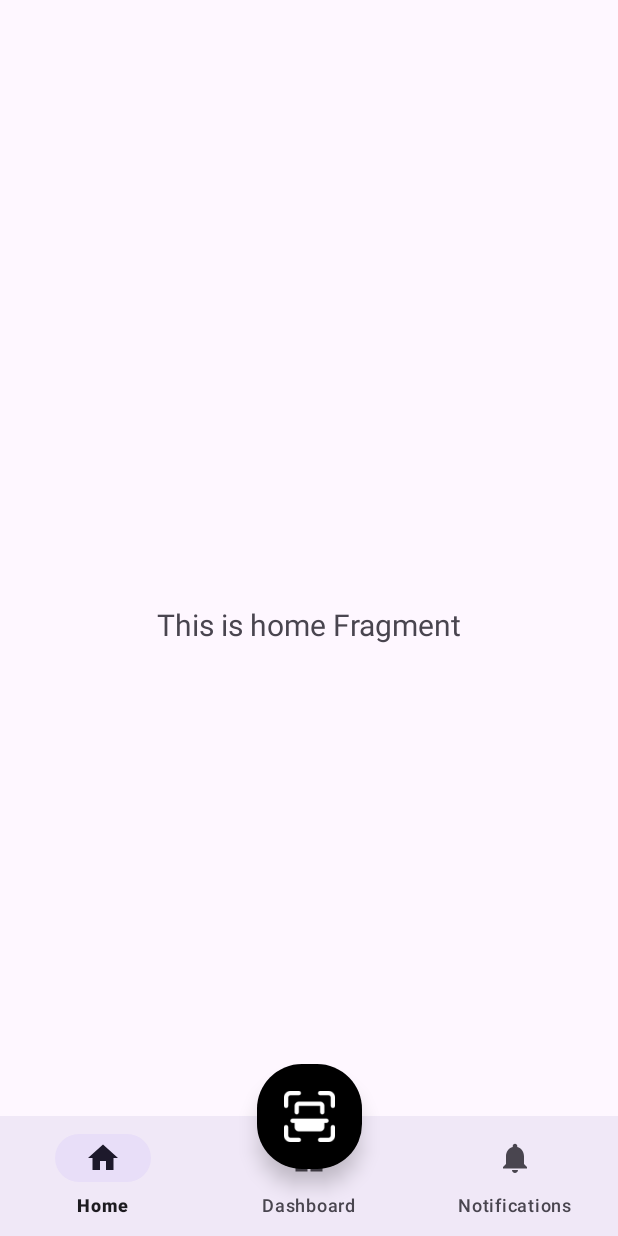
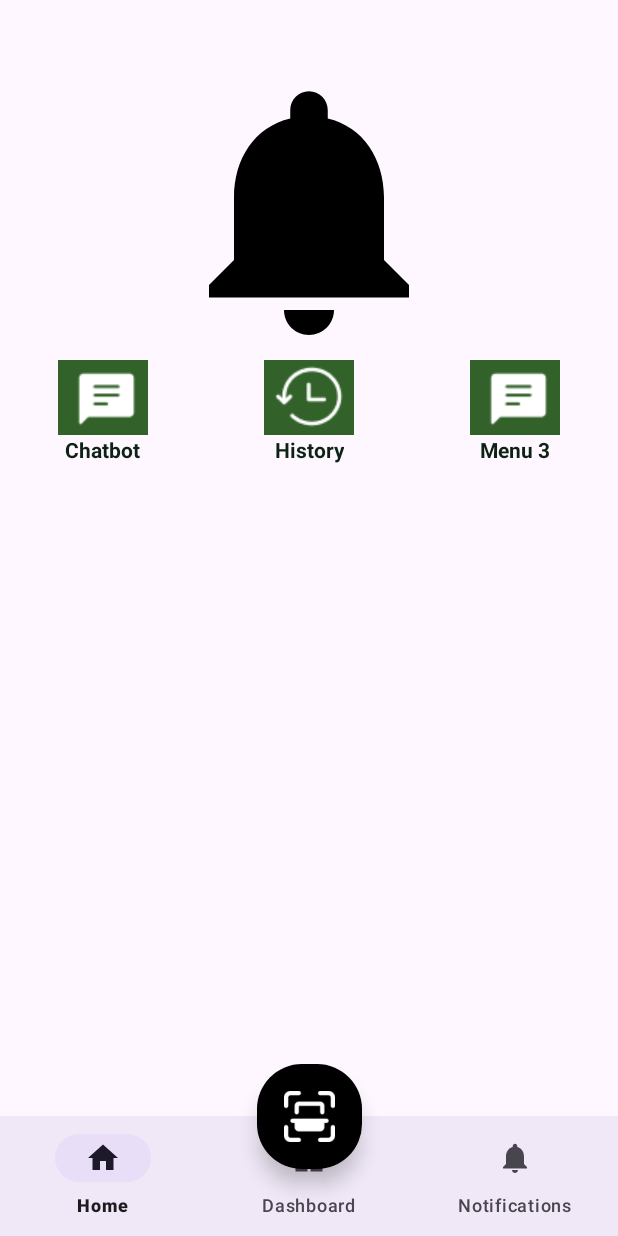
Before and after one commit to LokaFresh-Inventory/InventoryApp, an Android app: the HomeFragment screen opened directly, with no data from a screen before it, on a phone screen of 412 x 824 dp. Run offline under Robolectric (Android 15) with nearby library versions, the phone set to English and light mode, and no system bars; our stand-ins replace navigation-ui; 1 statement that could not run was skipped.

Commit message:
feat(home): add new menu in home page

```diff
--- a/app/src/main/java/com/lokatani/lokafreshinventory/ui/home/HomeFragment.kt
+++ b/app/src/main/java/com/lokatani/lokafreshinventory/ui/home/HomeFragment.kt
@@ -4,17 +4,12 @@ import android.os.Bundle
 import android.view.LayoutInflater
 import android.view.View
 import android.view.ViewGroup
-import android.widget.TextView
 import androidx.fragment.app.Fragment
-import androidx.lifecycle.ViewModelProvider
 import com.lokatani.lokafreshinventory.databinding.FragmentHomeBinding
 
 class HomeFragment : Fragment() {
 
     private var _binding: FragmentHomeBinding? = null
-
-    // This property is only valid between onCreateView and
-    // onDestroyView.
     private val binding get() = _binding!!
 
     override fun onCreateView(
@@ -22,17 +17,8 @@ class HomeFragment : Fragment() {
         container: ViewGroup?,
         savedInstanceState: Bundle?
     ): View {
-        val homeViewModel =
-            ViewModelProvider(this).get(HomeViewModel::class.java)
-
         _binding = FragmentHomeBinding.inflate(inflater, container, false)
-        val root: View = binding.root
-
-        val textView: TextView = binding.textHome
-        homeViewModel.text.observe(viewLifecycleOwner) {
-            textView.text = it
-        }
-        return root
+        return binding.root
     }
 
     override fun onDestroyView() {
--- a/app/src/main/java/com/lokatani/lokafreshinventory/ui/home/HomeViewModel.kt
+++ b/app/src/main/java/com/lokatani/lokafreshinventory/ui/home/HomeViewModel.kt
@@ -6,8 +6,8 @@ import androidx.lifecycle.ViewModel
 
 class HomeViewModel : ViewModel() {
 
-    private val _text = MutableLiveData<String>().apply {
-        value = "This is home Fragment"
-    }
-    val text: LiveData<String> = _text
+//    private val _text = MutableLiveData<String>().apply {
+//        value = "This is home Fragment"
+//    }
+//    val text: LiveData<String> = _text
 }
--- a/app/src/main/res/layout/fragment_home.xml
+++ b/app/src/main/res/layout/fragment_home.xml
@@ -1,22 +1,115 @@
 <?xml version="1.0" encoding="utf-8"?>
-<androidx.constraintlayout.widget.ConstraintLayout xmlns:android="http://schemas.android.com/apk/res/android"
-    xmlns:app="http://schemas.android.com/apk/res-auto"
-    xmlns:tools="http://schemas.android.com/tools"
+<ScrollView xmlns:android="http://schemas.android.com/apk/res/android"
     android:layout_width="match_parent"
     android:layout_height="match_parent"
-    tools:context=".ui.home.HomeFragment">
+    xmlns:tools="http://schemas.android.com/tools"
+    xmlns:app="http://schemas.android.com/apk/res-auto">
 
-    <TextView
-        android:id="@+id/text_home"
+    <LinearLayout
         android:layout_width="match_parent"
         android:layout_height="wrap_content"
-        android:layout_marginStart="8dp"
-        android:layout_marginTop="8dp"
-        android:layout_marginEnd="8dp"
-        android:textAlignment="center"
-        android:textSize="20sp"
-        app:layout_constraintBottom_toBottomOf="parent"
-        app:layout_constraintEnd_toEndOf="parent"
-        app:layout_constraintStart_toStartOf="parent"
-        app:layout_constraintTop_toTopOf="parent" />
-</androidx.constraintlayout.widget.ConstraintLayout>
+        android:orientation="vertical"
+        android:gravity="center">
+
+        <ImageView
+            android:id="@+id/imageslide"
+            android:layout_width="200dp"
+            android:layout_height="200dp"
+            android:src="@drawable/ic_notifications_black_24dp"
+            android:layout_marginTop="40dp" />
+
+        <LinearLayout
+            android:layout_width="match_parent"
+            android:layout_height="wrap_content"
+            android:orientation="horizontal"
+            android:gravity="center">
+
+            <LinearLayout
+                android:id="@+id/menu_view"
+                android:layout_width="match_parent"
+                android:layout_height="wrap_content"
+                android:gravity="center"
+                android:orientation="horizontal">
+
+                <LinearLayout
+                    android:layout_width="wrap_content"
+                    android:layout_height="wrap_content"
+                    android:gravity="center"
+                    android:layout_weight="1"
+                    android:orientation="vertical">
+
+                    <ImageButton
+                        android:id="@+id/btn_chatbot"
+                        android:layout_width="60dp"
+                        android:layout_height="50dp"
+                        android:src="@drawable/img_chatbot"
+                        android:contentDescription="button_chatbot"/>
+
+                    <TextView
+                        android:layout_width="wrap_content"
+                        android:layout_height="wrap_content"
+                        android:text="Chatbot"
+                        android:textStyle="bold"
+                        android:textColor="@color/hijau2"
+                        android:textSize="14sp"
+                        android:gravity="center" />
+                </LinearLayout>
+
+                <LinearLayout
+                    android:layout_width="wrap_content"
+                    android:layout_height="wrap_content"
+                    android:gravity="center"
+                    android:layout_weight="1"
+                    android:orientation="vertical">
+
+                    <ImageButton
+                        android:id="@+id/btn_history"
+                        android:layout_width="60dp"
+                        android:layout_height="50dp"
+                        android:src="@drawable/img_history"
+                        android:contentDescription="button_history"/>
+
+                    <TextView
+                        android:layout_width="wrap_content"
+                        android:layout_height="wrap_content"
+                        android:text="History"
+                        android:textStyle="bold"
+                        android:textColor="@color/hijau2"
+                        android:textSize="14sp"
+                        android:gravity="center" />
+                </LinearLayout>
+
+                <LinearLayout
+                    android:layout_width="wrap_content"
+                    android:layout_height="wrap_content"
+                    android:gravity="center"
+                    android:layout_weight="1"
+                    android:orientation="vertical">
+
+                    <ImageButton
+                        android:id="@+id/btn_menu3"
+                        android:layout_width="60dp"
+                        android:layout_height="50dp"
+                        android:src="@drawable/img_chatbot"
+                        android:contentDescription="button_menu3"/>
+
+                    <TextView
+                        android:layout_width="wrap_content"
+                        android:layout_height="wrap_content"
+                        android:text="Menu 3"
+                        android:textColor="@color/hijau2"
+                        android:textStyle="bold"
+                        android:textSize="14sp"
+                        android:gravity="center" />
+                </LinearLayout>
+            </LinearLayout>
+
+
+
+
+
+
+        </LinearLayout>
+    </LinearLayout>
+
+</ScrollView>
```
Also changed, not shown: app/src/main/res/drawable/img_chatbot.png (added), app/src/main/res/drawable/img_history.png (added).
